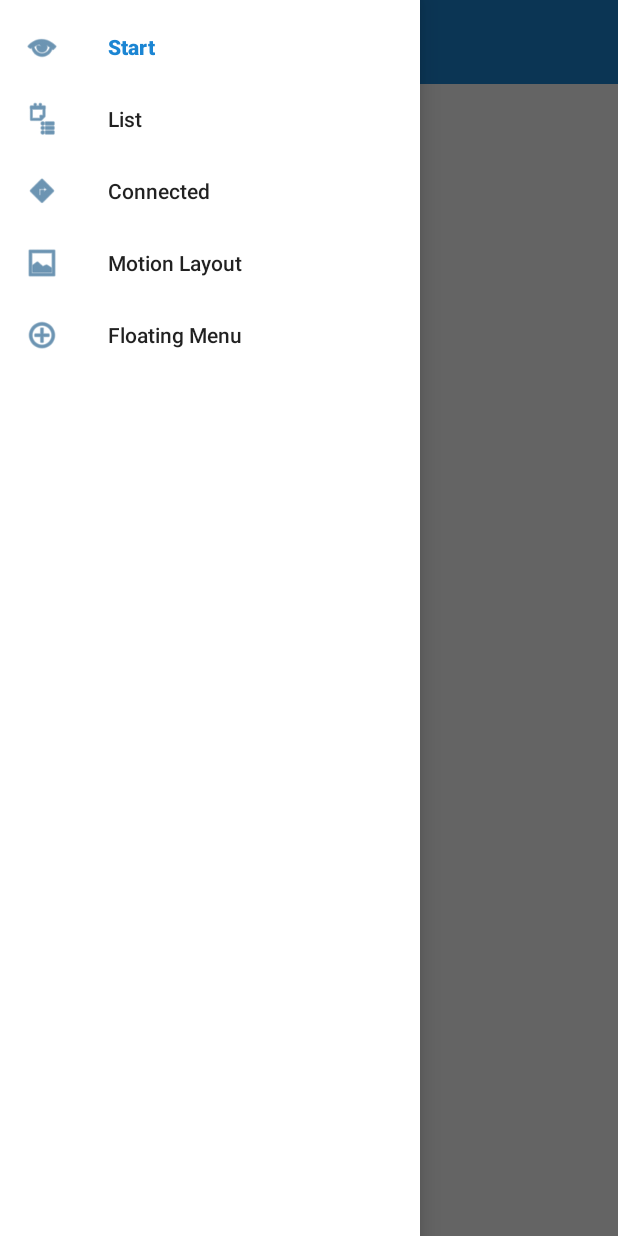
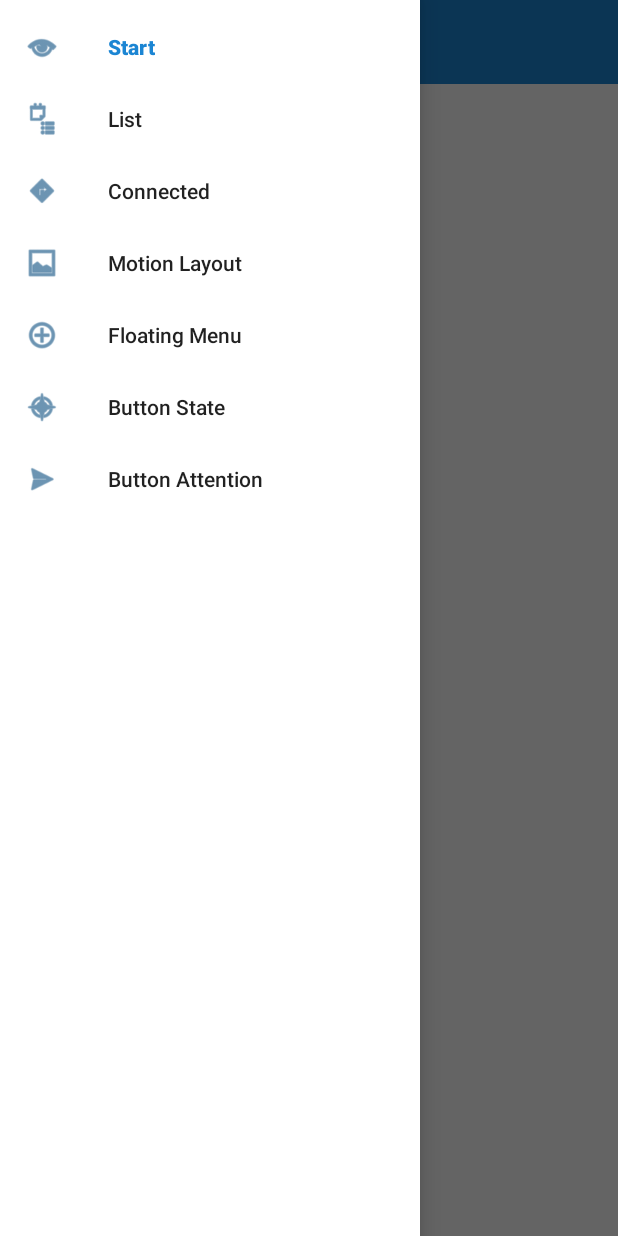
Before and after one commit to davetrux/everyday-animation, an Android app: the screen it shows after launch (StartActivity), with the side drawer open, on a phone screen of 412 x 824 dp. Run offline under Robolectric (Android 15) with nearby library versions, the phone set to English and light mode, and no system bars; our stand-ins replace Room's generated code, Timber, navigation-ui; libraries missing offline, so code that uses them is left out: com.facebook.stetho; network calls fail; 1 statement that could not run was skipped.

Commit message:
Added plumbing for next couple button animations

```diff
--- a/app/src/main/res/menu/drawer_layout.xml
+++ b/app/src/main/res/menu/drawer_layout.xml
@@ -20,4 +20,12 @@
         android:id="@+id/floating_menu_fragment"
         android:icon="@android:drawable/ic_menu_add"
         android:title="@string/floating" />
+    <item
+        android:id="@+id/button_state_fragment"
+        android:icon="@android:drawable/ic_menu_compass"
+        android:title="@string/state" />
+    <item
+        android:id="@+id/button_attention_fragment"
+        android:icon="@android:drawable/ic_menu_send"
+        android:title="@string/attention" />
 </menu>
--- a/app/src/main/res/navigation/nav.xml
+++ b/app/src/main/res/navigation/nav.xml
@@ -36,4 +36,16 @@
         android:label="@string/floating"
         tools:layout="@layout/floating_menu_fragment" />
 
+    <fragment
+        android:id="@+id/button_state_fragment"
+        android:name="com.truxall.everydayanimation.ui.ButtonStateFragment"
+        android:label="@string/state"
+        tools:layout="@layout/button_state_fragment" />
+
+    <fragment
+        android:id="@+id/button_attention_fragment"
+        android:name="com.truxall.everydayanimation.ui.ButtonAttentionFragment"
+        android:label="@string/attention"
+        tools:layout="@layout/button_attention_fragment" />
+
 </navigation>
--- a/app/src/main/res/values/strings.xml
+++ b/app/src/main/res/values/strings.xml
@@ -14,4 +14,9 @@
     <string name="close">Close</string>
     <string name="motion">Motion Layout</string>
     <string name="floating">Floating Menu</string>
+    <string name="state">Button State</string>
+    <string name="attention">Button Attention</string>
+
+    <!-- TODO: Remove or change this placeholder text -->
+    <string name="hello_blank_fragment">Hello blank fragment</string>
 </resources>
```
Also changed, not shown: app/src/main/java/com/truxall/everydayanimation/ui/ButtonAttentionFragment.kt (added, +21 -0 lines), app/src/main/java/com/truxall/everydayanimation/ui/ButtonStateFragment.kt (added, +22 -0 lines), app/src/main/res/layout/button_attention_fragment.xml (added, +11 -0 lines), app/src/main/res/layout/button_state_fragment.xml (added, +14 -0 lines).
